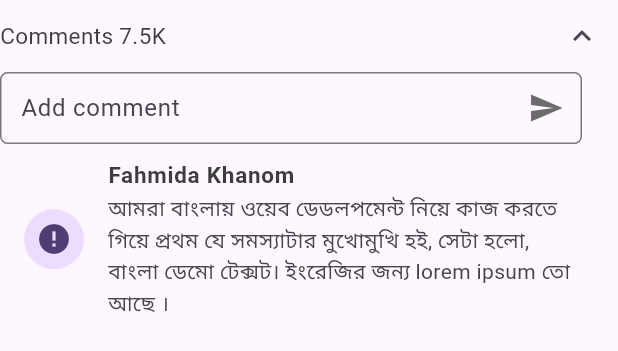
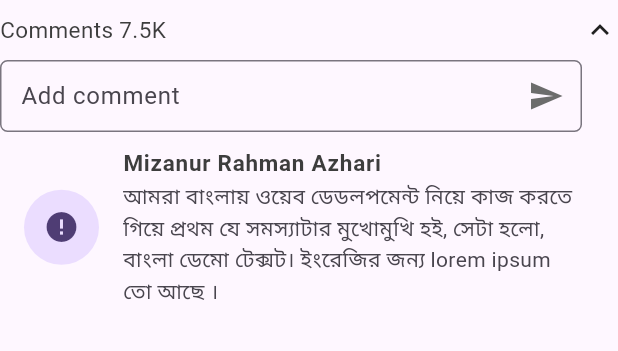
Before and after one commit to emonxcode/MahfilApp_QTech_Solutions_Task, a Flutter app: the CommentSection widget shown alone on an empty page, opened directly, on a phone screen of 412 x 824 dp. Shown: the top 351 px of the screen. Run offline on Flutter 3.47's test engine with Material 3 defaults, Android fonts, the light colour scheme and no system bars; drawn by our look-alikes of cached_network_image; our stand-ins replace dio, flick_video_player, flutter_riverpod, font_awesome_flutter, shimmer_animation, video_player; network calls fail; Roboto replaces fonts that are missing (Ador).

Commit message:
final commit

```diff
--- a/lib/src/modules/video_view/views/video_player_screen.dart
+++ b/lib/src/modules/video_view/views/video_player_screen.dart
@@ -17,6 +17,7 @@ import 'package:video_player/video_player.dart';
 import '../../trending_videos/views/widgets/image_shimmer_loader.dart';
 import 'widgets/action_button.dart';
 import 'widgets/channel_pannel.dart';
+import 'widgets/comment_section.dart';
 
 class VideoPlayerScreen extends ConsumerStatefulWidget {
   const VideoPlayerScreen({super.key, required this.video});
@@ -46,6 +47,7 @@ class _VideoPlayerScreenState extends ConsumerState<VideoPlayerScreen> {
 
   @override
   Widget build(BuildContext context) {
+    ref.watch(videoPlayerProvider);
     var controller = ref.read(videoPlayerProvider);
     return Scaffold(
       backgroundColor: AppColors.scaffoldBackGroundColor,
@@ -139,98 +141,6 @@ class _VideoPlayerScreenState extends ConsumerState<VideoPlayerScreen> {
   }
 }
 
-class CommentSection extends ConsumerWidget {
-  const CommentSection({
-    super.key,
-  });
-
-  @override
-  Widget build(BuildContext context, WidgetRef ref) {
-    ref.watch(videoPlayerProvider);
-    return Column(
-      children: [
-        Row(
-          children: [
-            AppSpace.spaceW12,
-            const AppTextWidget(text: "Comments 7.5K"),
-            const Spacer(),
-            IconButton(
-              onPressed: () {
-                ref.watch(videoPlayerProvider).setCommentSectionVisibility();
-              },
-              icon: Icon(ref.read(videoPlayerProvider).showCommentSection
-                  ? Icons.keyboard_arrow_up_outlined
-                  : Icons.keyboard_arrow_down_outlined),
-            ),
-          ],
-        ),
-        AppSpace.spaceH10,
-        if (ref.read(videoPlayerProvider).showCommentSection)
-          Column(
-            children: [
-              Row(
-                crossAxisAlignment: CrossAxisAlignment.center,
-                children: [
-                  AppSpace.spaceW12,
-                  SizedBox(
-                    height: 50,
-                    width: context.width - 24,
-                    child: Expanded(
-                      child: TextField(
-                        decoration: InputDecoration(
-                          contentPadding:
-                              const EdgeInsets.symmetric(horizontal: 10),
-                          hintText: "Add comment",
-                          suffixIcon: IconButton(
-                            onPressed: () {},
-                            icon: const Icon(
-                              Icons.send,
-                              color: AppColors.secondaryTextColor,
-                            ),
-                          ),
-                          border: OutlineInputBorder(
-                            borderRadius: BorderRadius.circular(5),
-                            borderSide:
-                                const BorderSide(width: 2, color: Colors.grey),
-                          ),
-                        ),
-                      ),
-                    ),
-                  ),
-                ],
-              ),
-              AppSpace.spaceH10,
-              ListTile(
-                leading: SizedBox(
-                  height: 40,
-                  width: 40,
-                  child: CircleAvatar(
-                    child: ClipRRect(
-                      borderRadius: BorderRadius.circular(100),
-                      child: const ImageCachedWithShimmerLoader(
-                        imageUrl: '',
-                        height: 40,
-                        width: 40,
-                      ),
-                    ),
-                  ),
-                ),
-                title: const AppTextWidget(
-                  text: "Fahmida Khanom",
-                  fontWeight: FontWeight.bold,
-                  maxLines: 2,
-                  fontSize: 15,
-                ),
-                subtitle: const Text(
-                    "আমরা বাংলায় ওয়েব ডেডলপমেন্ট নিয়ে কাজ করতে গিয়ে প্রথম যে সমস্যাটার মুখোমুখি হই, সেটা হলো, বাংলা ডেমো টেক্সট। ইংরেজির জন্য lorem ipsum তো আছে ।"),
-              ),
-            ],
-          ),
-      ],
-    );
-  }
-}
-
 class BackButton extends StatelessWidget {
   const BackButton({
     super.key,
--- /dev/null
+++ b/lib/src/modules/video_view/views/widgets/comment_section.dart
@@ -0,0 +1,106 @@
+import 'package:flutter/material.dart';
+import 'package:flutter_riverpod/flutter_riverpod.dart';
+import 'package:mahfil_app/src/utils/context.dart';
+
+import '../../../../utils/app_colors.dart';
+import '../../../../utils/sizes.dart';
+import '../../../../widgets/app_text_widget.dart';
+import '../../../trending_videos/views/widgets/image_shimmer_loader.dart';
+import '../../controllers/video_player_controller.dart';
+
+class CommentSection extends ConsumerWidget {
+  const CommentSection({
+    super.key,
+  });
+
+  @override
+  Widget build(BuildContext context, WidgetRef ref) {
+    ref.watch(videoPlayerProvider);
+    return Column(
+      children: [
+        InkWell(
+          onTap: () {
+            ref.watch(videoPlayerProvider).setCommentSectionVisibility();
+          },
+          child: SizedBox(
+            height: 40,
+            child: Row(
+              children: [
+                AppSpace.spaceW12,
+                const AppTextWidget(text: "Comments 7.5K"),
+                const Spacer(),
+                Icon(ref.read(videoPlayerProvider).showCommentSection
+                    ? Icons.keyboard_arrow_up_outlined
+                    : Icons.keyboard_arrow_down_outlined),
+                AppSpace.spaceW10,
+              ],
+            ),
+          ),
+        ),
+        AppSpace.spaceH10,
+        if (ref.read(videoPlayerProvider).showCommentSection)
+          Column(
+            children: [
+              Row(
+                crossAxisAlignment: CrossAxisAlignment.center,
+                children: [
+                  AppSpace.spaceW12,
+                  SizedBox(
+                    height: 50,
+                    width: context.width - 24,
+                    child: Expanded(
+                      child: TextField(
+                        decoration: InputDecoration(
+                          contentPadding:
+                              const EdgeInsets.symmetric(horizontal: 10),
+                          hintText: "Add comment",
+                          suffixIcon: IconButton(
+                            onPressed: () {},
+                            icon: const Icon(
+                              Icons.send,
+                              color: AppColors.secondaryTextColor,
+                            ),
+                          ),
+                          border: OutlineInputBorder(
+                            borderRadius: BorderRadius.circular(5),
+                            borderSide:
+                                const BorderSide(width: 2, color: Colors.grey),
+                          ),
+                        ),
+                      ),
+                    ),
+                  ),
+                ],
+              ),
+              AppSpace.spaceH10,
+              ListTile(
+                leading: SizedBox(
+                  height: 50,
+                  width: 50,
+                  child: CircleAvatar(
+                    child: ClipRRect(
+                      borderRadius: BorderRadius.circular(100),
+                      child: const ImageCachedWithShimmerLoader(
+                        imageUrl:
+                            'https://pbs.twimg.com/media/EXuNLbdUMAAzrmg.jpg',
+                        height: 50,
+                        width: 50,
+                      ),
+                    ),
+                  ),
+                ),
+                title: const AppTextWidget(
+                  text: "Mizanur Rahman Azhari",
+                  fontWeight: FontWeight.bold,
+                  maxLines: 2,
+                  fontSize: 15,
+                ),
+                subtitle: const Text(
+                    "আমরা বাংলায় ওয়েব ডেডলপমেন্ট নিয়ে কাজ করতে গিয়ে প্রথম যে সমস্যাটার মুখোমুখি হই, সেটা হলো, বাংলা ডেমো টেক্সট। ইংরেজির জন্য lorem ipsum তো আছে ।"),
+              ),
+            ],
+          ),
+      ],
+    );
+  }
+}
```
